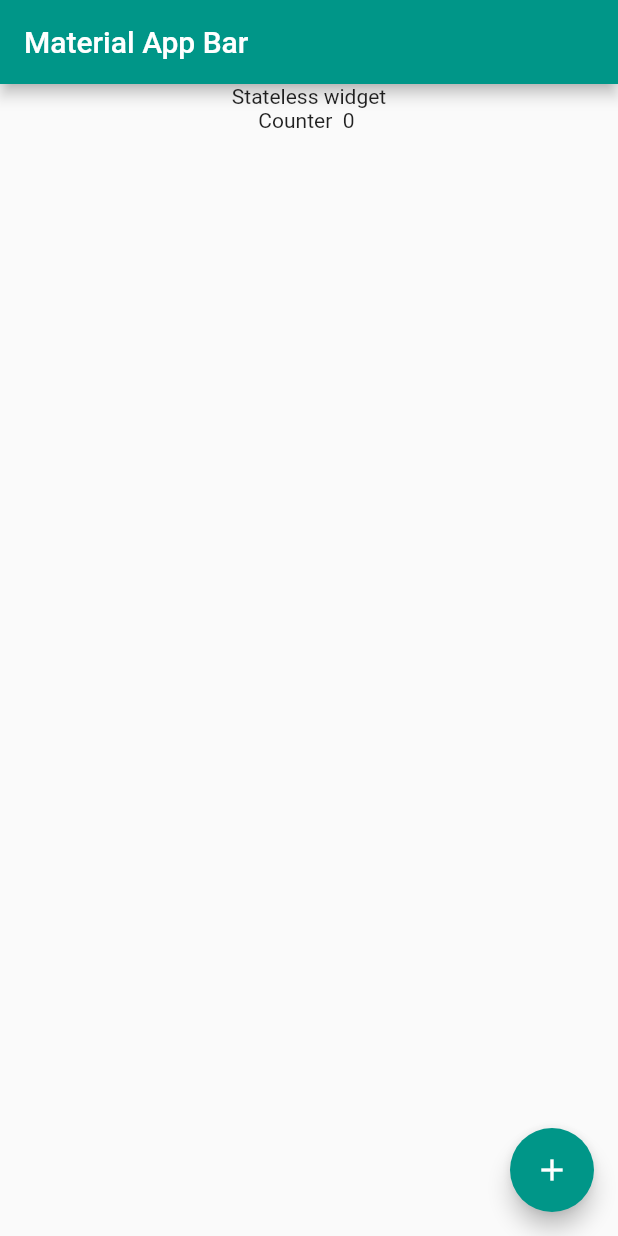
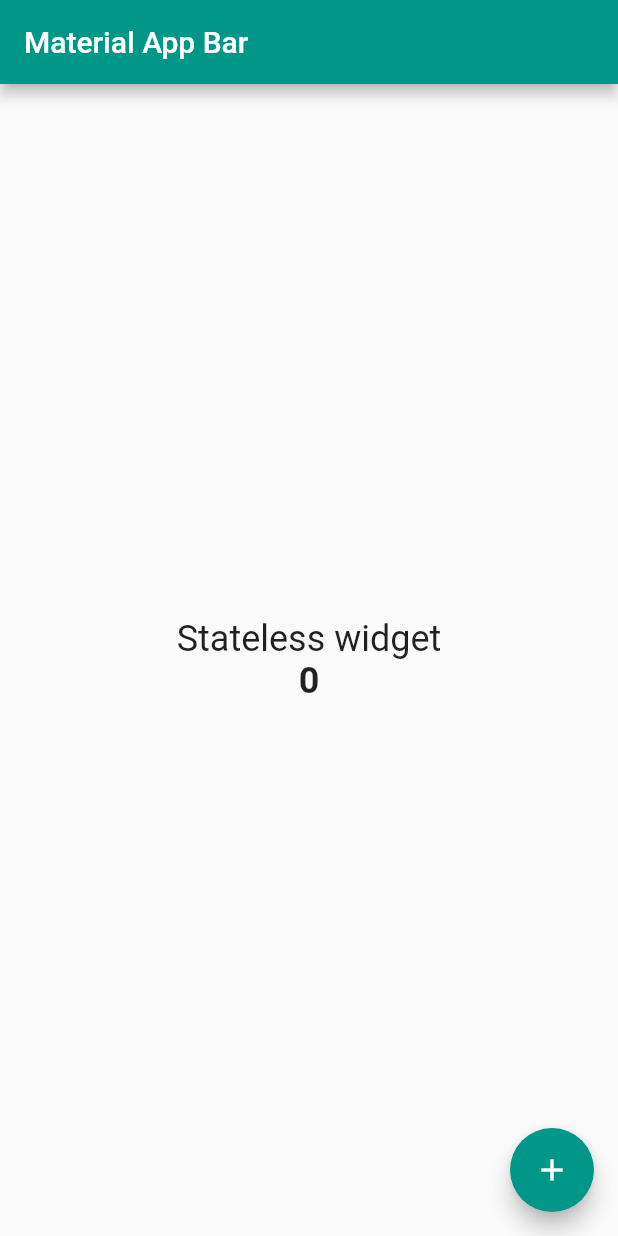
Before and after one commit to uluibrahim/Sifirdan-Flutter-Dersleri, a Flutter app: the screen it shows after launch, on a phone screen of 412 x 824 dp. Run offline on Flutter 3.47's test engine with Material 2 defaults, Android fonts, the phone set to English and light mode, and no system bars.

Commit message:
statefull widget

```diff
--- a/Bolum2/state/lib/main.dart
+++ b/Bolum2/state/lib/main.dart
@@ -6,6 +6,7 @@ class MyApp extends StatelessWidget {
   @override
   Widget build(BuildContext context) {
     return MaterialApp(
+      debugShowCheckedModeBanner: false,
       title: 'Material App',
       theme: ThemeData(primarySwatch: Colors.teal),
       home: MyHomePage(),
@@ -13,9 +14,15 @@ class MyApp extends StatelessWidget {
   }
 }
 
-class MyHomePage extends StatelessWidget {
+class MyHomePage extends StatefulWidget {
   const MyHomePage({Key key}) : super(key: key);
 
+  @override
+  _MyHomePageState createState() => _MyHomePageState();
+}
+
+class _MyHomePageState extends State<MyHomePage> {
+  int _counter = 0;
   @override
   Widget build(BuildContext context) {
     return Scaffold(
@@ -24,16 +31,30 @@ class MyHomePage extends StatelessWidget {
       ),
       body: Center(
         child: Column(
+          mainAxisAlignment: MainAxisAlignment.center,
           children: [
-            Text('Stateless widget'),
-            Text("Counter  0 "),
+            Text(
+              'Stateless widget',
+              style: TextStyle(fontSize: 24),
+            ),
+            Text(
+              _counter.toString(),
+              style: TextStyle(fontSize: 24, fontWeight: FontWeight.bold),
+            ),
           ],
         ),
       ),
       floatingActionButton: FloatingActionButton(
-        onPressed: () {},
+        onPressed: () {
+          print("Buton tıklandı $_counter");
+          counterArttir();
+        },
         child: Icon(Icons.add),
       ),
     );
   }
+
+  void counterArttir() {
+    setState(() => _counter++);
+  }
 }
```
